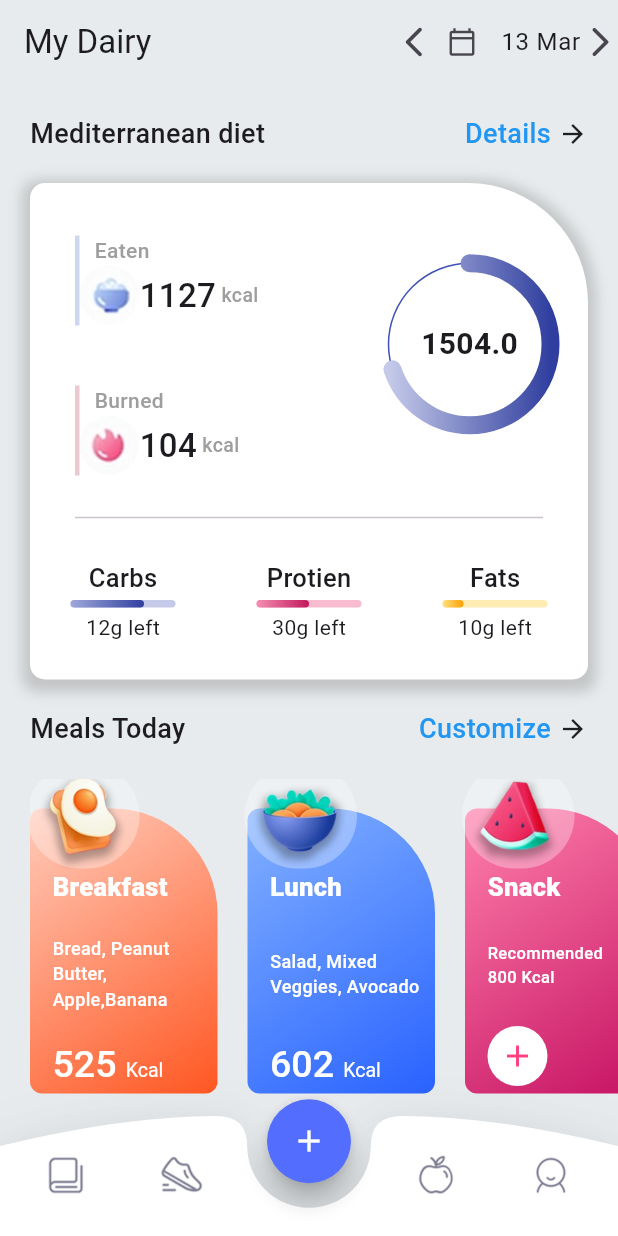
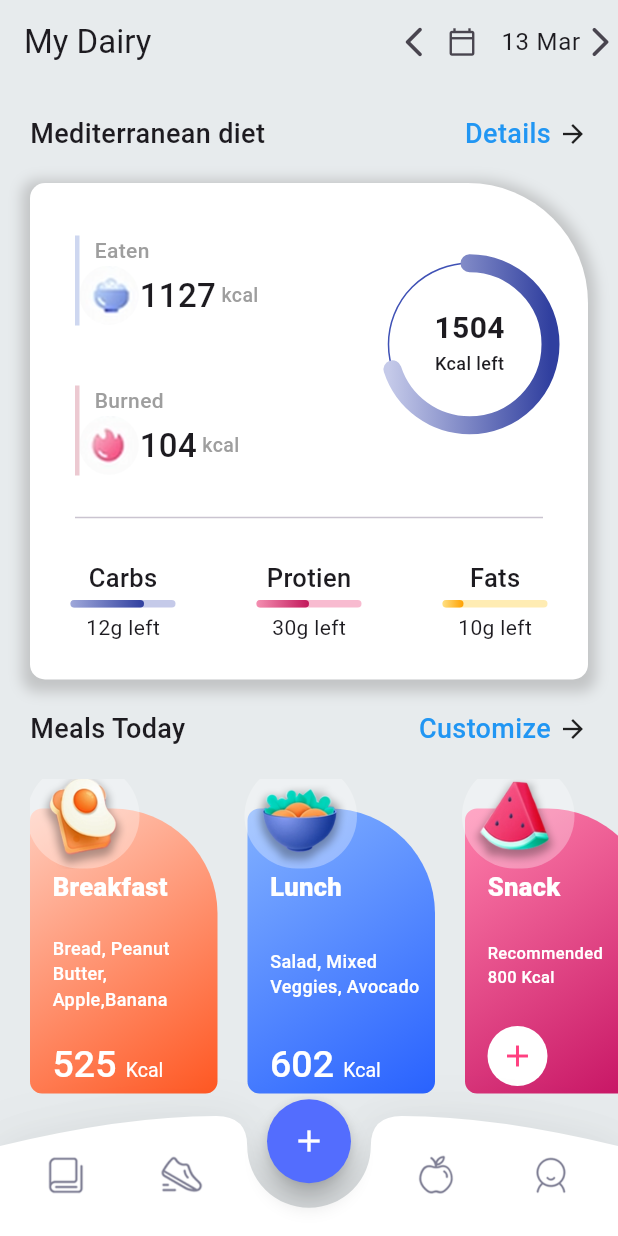
Before and after one commit to Vinesh018/PlusFitness001, a Flutter app: the screen it shows after launch, on a phone screen of 412 x 824 dp. Run offline on Flutter 3.47's test engine with Material 3 defaults, Android fonts, the light colour scheme and no system bars; drawn by our look-alikes of percent_indicator.

Commit message:
changed kcal

```diff
--- a/lib/Bhautik/b_UperContainer.dart
+++ b/lib/Bhautik/b_UperContainer.dart
@@ -309,9 +309,17 @@ class _CircularIndicatorcustomState extends State<CircularIndicatorcustom> {
       animation: true,
       animationDuration: 1000,
       percent: widget.per,
-      center:Text(
-        '${(widget.per * 1000)*2 + 104}',
-        style: new TextStyle(fontWeight: FontWeight.bold, fontSize: 20.0),
+      center:SizedBox(
+        height: 50,
+        child: Column(
+          children: [
+            Text(
+              '${((widget.per * 1000)*2 + 104).toInt()}',
+              style: new TextStyle(fontWeight: FontWeight.bold, fontSize: 20.0),
+            ),
+            Text('Kcal left',style: TextStyle(fontFamily: 'FontMain',fontSize: 12),)
+          ],
+        ),
       ),
       backgroundColor: Colors.indigo.shade500,
       circularStrokeCap: CircularStrokeCap.round,
```
Also changed, not shown: lib/Bhautik/b_sign_up.dart (added, +12 -0 lines).
